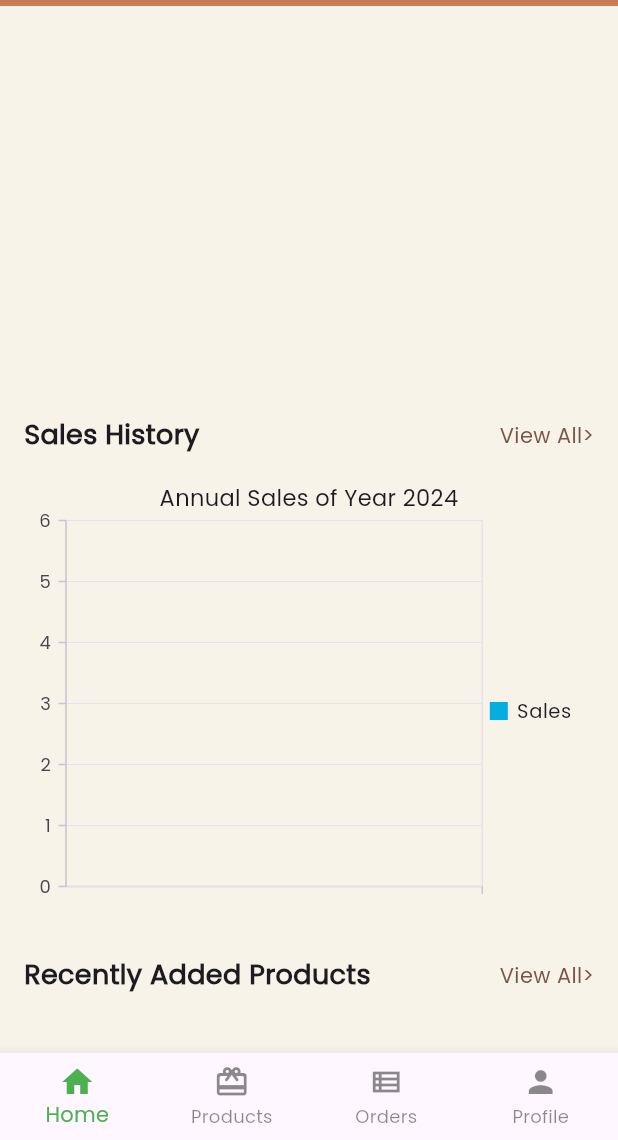
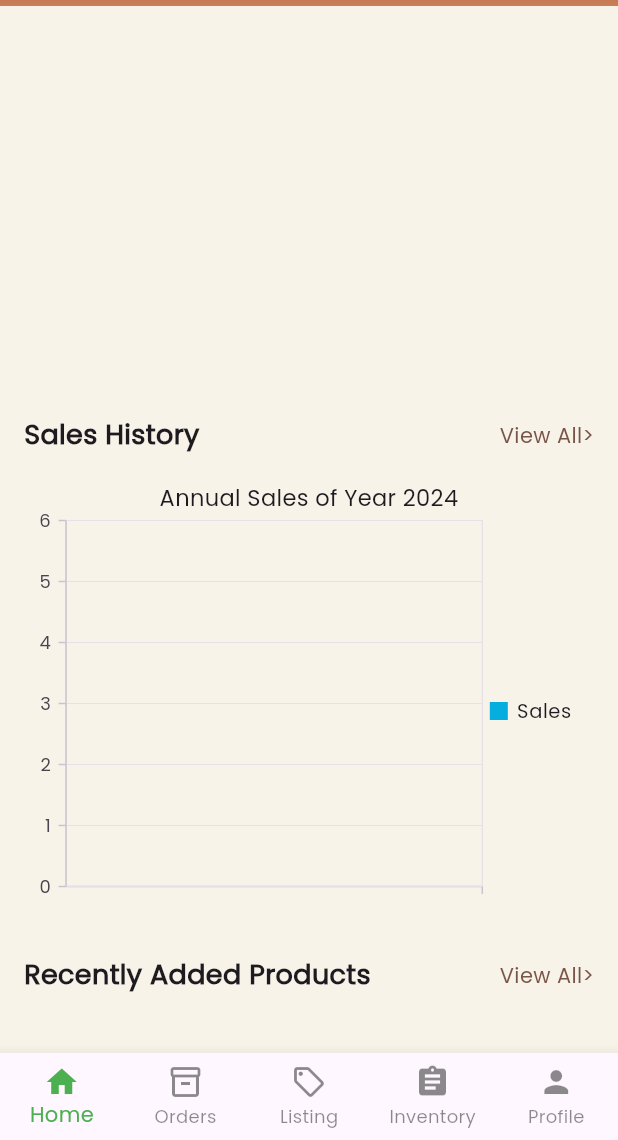
Before and after one commit to Aashishrajput143/BHK_Seller_app, a Flutter app: the CommonDash screen opened by its route, scrolled down 518 dp, on a phone screen of 412 x 824 dp, the part 96-1236 px from its top. Run offline on Flutter 3.47's test engine with Material 3 defaults, Android fonts, the phone set to English and light mode, and no system bars; drawn by our look-alikes of overlay_support; our stand-ins replace carousel_slider, csc_picker, dropdown_button2, firebase_auth, firebase_core, fluttertoast and 8 more; missing offline and left inert: linear_progress_bar; accounts and stored records are empty; network calls fail; project files that could hold a hidden picture were left out.

Commit message:
Initial commit

```diff
--- a/lib/controller/commondashcontroller.dart
+++ b/lib/controller/commondashcontroller.dart
@@ -1,4 +1,5 @@
 import 'package:bhk_seller_app/screens/dashboardManagement/dashboard.dart';
+import 'package:bhk_seller_app/screens/inventorymanagement/inventory.dart';
 import 'package:bhk_seller_app/screens/ordersManagement/order_screen.dart';
 import 'package:bhk_seller_app/screens/productManagement/product_screen.dart';
 import 'package:bhk_seller_app/screens/profileManagement/main_profile.dart';
@@ -7,7 +8,6 @@ import 'package:flutter/services.dart';
 import 'package:get/get.dart';
 
 class CommonDashController extends GetxController {
-  // Use an Rx to manage the selected screen index
   var selectedScreenIndex = 0.obs;
 
   void showExitDialog() {
@@ -63,8 +63,9 @@ class CommonDashController extends GetxController {
   // List of screens and titles
   final List<Map<String, dynamic>> screens = [
     {"screen": DashBoard(), "title": "HOME"},
+    {"screen": OrderScreen(), "title": "ORDERS DETAILS"},
     {"screen": ProductScreen(), "title": "MY PRODUCTS"},
-    {"screen": OrderScreen(), "title": "ORDERS DETAILS"},
+    {"screen": Inventory(), "title": "Inventory"},
     {"screen": MainProfile(), "title": "Profile & More"}
   ];
 
--- a/lib/controller/profilecontroller.dart
+++ b/lib/controller/profilecontroller.dart
@@ -17,7 +17,7 @@ class ProfileController extends GetxController {
     print(index);
     switch (index) {
       case 1: //MyOrders
-        commonDashController.selectedScreenIndex.value = 2;
+        commonDashController.selectedScreenIndex.value = 1;
 
         break;
       case 2: //Mystores
--- a/lib/resources/commonDash.dart
+++ b/lib/resources/commonDash.dart
@@ -18,8 +18,6 @@ class CommonDash extends StatelessWidget {
     CommonDashController controller = Get.put(CommonDashController());
     OrderController ordercontroller = Get.put(OrderController());
     ProductController productcontroller = Get.put(ProductController());
-
-    //controller.selectedScreenIndex.value = index;
 
     return Obx(() {
       int selectedScreenIndex = controller.selectedScreenIndex.value;
@@ -179,18 +177,16 @@ class CommonDash extends StatelessWidget {
               onTap: (index) {
                 controller.selectScreen(index);
               },
-              items: const [
+              items: [
                 BottomNavigationBarItem(icon: Icon(Icons.home), label: 'Home'),
                 BottomNavigationBarItem(
-                    icon: Icon(Icons.card_giftcard_rounded), label: 'Products'),
-
+                    icon: Icon(Icons.inventory_2_outlined), label: 'Orders'),
                 BottomNavigationBarItem(
-                    icon: Icon(Icons.view_list_outlined), label: 'Orders'),
-
+                    icon: Icon(Icons.local_offer_outlined), label: 'Listing'),
+                BottomNavigationBarItem(
+                    icon: Icon(Icons.assignment), label: 'Inventory'),
                 BottomNavigationBarItem(
                     icon: Icon(Icons.person), label: 'Profile'),
-
-                // BottomNavigationBarItem(icon: Icon(Icons.library_add), label: "List"),
               ],
             ),
           ),
--- a/lib/screens/dashboardManagement/dashboard.dart
+++ b/lib/screens/dashboardManagement/dashboard.dart
@@ -1,11 +1,11 @@
 import 'package:bhk_seller_app/common/myUtils.dart';
 import 'package:bhk_seller_app/controller/dashboardcontroller.dart';
 import 'package:bhk_seller_app/data/response/status.dart';
+import 'package:bhk_seller_app/screens/dashboardManagement/brand.dart';
 import 'package:bhk_seller_app/screens/dashboardManagement/salesgraph.dart';
 import 'package:bhk_seller_app/screens/dashboardManagement/collection.dart';
 import 'package:bhk_seller_app/screens/dashboardManagement/product.dart';
 import 'package:bhk_seller_app/screens/dashboardManagement/shop_category.dart';
-import 'package:bhk_seller_app/screens/dashboardManagement/brand.dart';
 import 'package:bhk_seller_app/screens/dashboardManagement/trendingproduct.dart';
 import 'package:flutter/material.dart';
 import 'package:get/get.dart';
@@ -31,7 +31,11 @@ class DashBoard extends StatelessWidget {
                     child: Column(
                       crossAxisAlignment: CrossAxisAlignment.start,
                       children: [
-                        ShopCarousel(),
+                        controller.getCategoryModel.value.data?.docs?.length
+                                    .isGreaterThan(4) ??
+                                true
+                            ? ShopCategory()
+                            : SizedBox(),
                         const SizedBox(height: 11),
                         Brand(),
                         const SizedBox(height: 10),
--- a/lib/screens/dashboardManagement/shop_category.dart
+++ b/lib/screens/dashboardManagement/shop_category.dart
@@ -3,8 +3,8 @@ import 'package:bhk_seller_app/resources/images.dart';
 import 'package:flutter/material.dart';
 import 'package:get/get.dart';
 
-class ShopCarousel extends StatelessWidget {
-  const ShopCarousel({super.key});
+class ShopCategory extends StatelessWidget {
+  const ShopCategory({super.key});
 
   @override
   Widget build(BuildContext context) {
--- /dev/null
+++ b/lib/screens/inventorymanagement/inventory.dart
@@ -0,0 +1,10 @@
+import 'package:flutter/material.dart';
+
+class Inventory extends StatelessWidget {
+  const Inventory({super.key});
+
+  @override
+  Widget build(BuildContext context) {
+    return Container();
+  }
+}
--- a/lib/widgets/appBardrawer.dart
+++ b/lib/widgets/appBardrawer.dart
@@ -32,7 +32,7 @@ class Appbardrawer extends StatelessWidget {
                       child: InkWell(
                         onTap: () {
                           Navigator.of(context).pop();
-                          commoncontroller.selectedScreenIndex.value = 3;
+                          commoncontroller.selectedScreenIndex.value = 4;
                         },
                         child: UserAccountsDrawerHeader(
                           decoration: const BoxDecoration(
@@ -123,7 +123,7 @@ class Appbardrawer extends StatelessWidget {
                           style: TextStyle(color: Colors.black, fontSize: 15)),
                       onTap: () {
                         Navigator.of(context).pop();
-                        commoncontroller.selectedScreenIndex.value = 1;
+                        commoncontroller.selectedScreenIndex.value = 2;
                       },
                     ),
 
@@ -179,7 +179,7 @@ class Appbardrawer extends StatelessWidget {
                           style: TextStyle(color: Colors.black, fontSize: 15)),
                       onTap: () {
                         Navigator.of(context).pop();
-                        commoncontroller.selectedScreenIndex.value = 3;
+                        commoncontroller.selectedScreenIndex.value = 4;
                       },
                     ),
                     Divider(),
```
